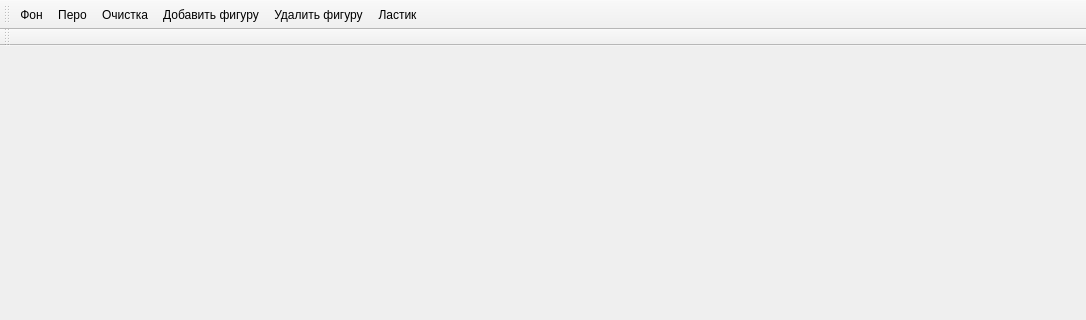
First picture: the form in Lab_5/graphicseditor.ui, repository danyowoj/TTE, before the edit; both pictures show x 0 to 1086 and y 0 to 320 of the 1086 by 740 pixel window.
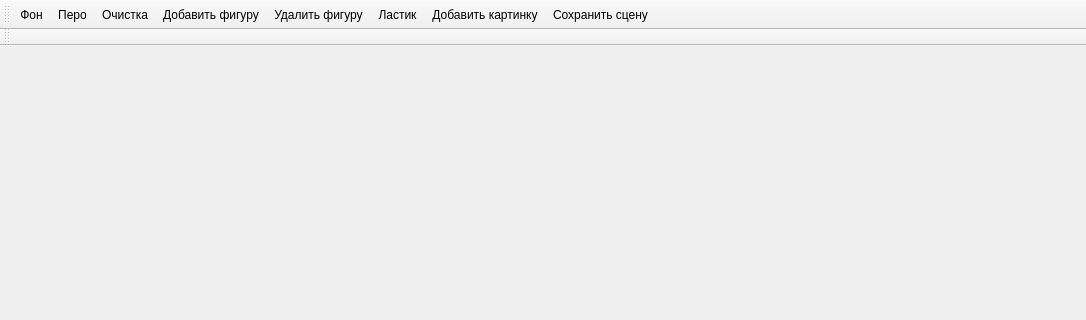
Second picture: the form after the edit.

Diff of the .ui file:
```diff
--- a/Lab_5/graphicseditor.ui
+++ b/Lab_5/graphicseditor.ui
@@ -40,6 +40,8 @@
    <addaction name="AddFigure"/>
    <addaction name="DeleteFigure"/>
    <addaction name="Eraser"/>
+   <addaction name="ActionAddImage"/>
+   <addaction name="actionSaveScene"/>
   </widget>
   <widget class="QToolBar" name="toolBar_2">
    <property name="windowTitle">
@@ -82,6 +84,16 @@
     <string>Ластик</string>
    </property>
   </action>
+  <action name="ActionAddImage">
+   <property name="text">
+    <string>Добавить картинку</string>
+   </property>
+  </action>
+  <action name="actionSaveScene">
+   <property name="text">
+    <string>Сохранить сцену</string>
+   </property>
+  </action>
  </widget>
  <resources/>
  <connections/>
```
Left out of the diff: 2 changed lines with no effect on the pictures.
